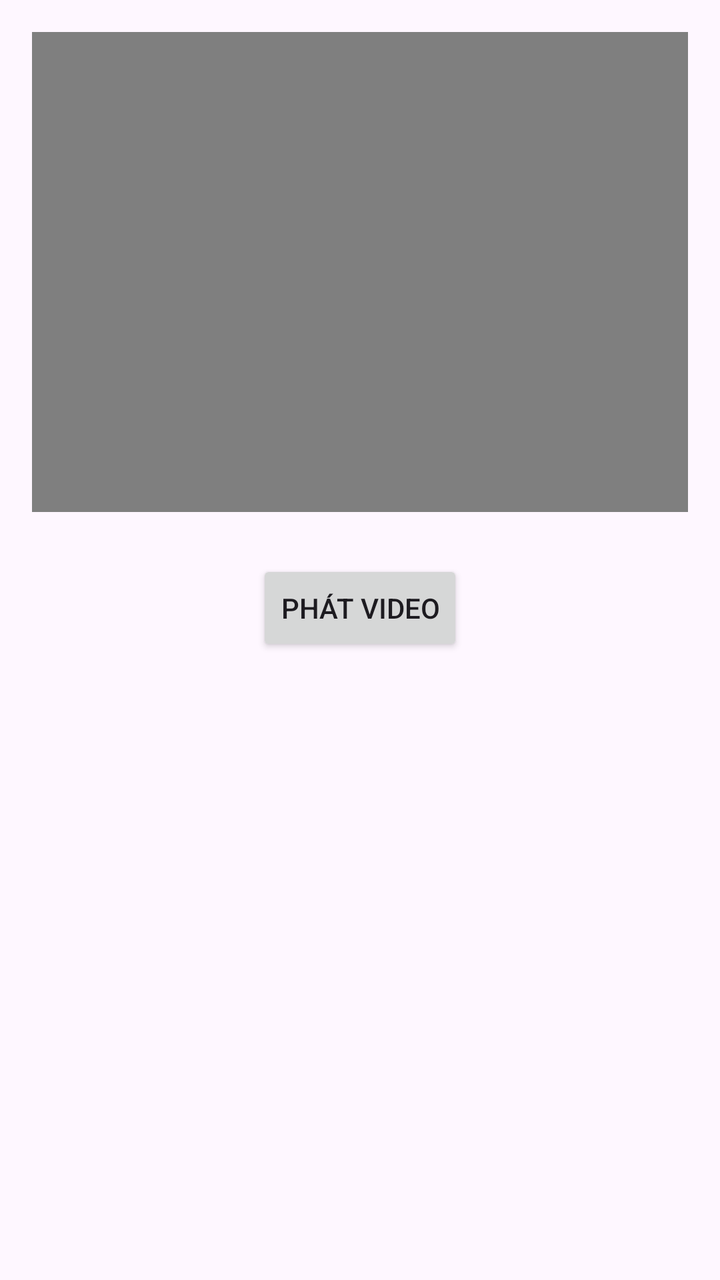
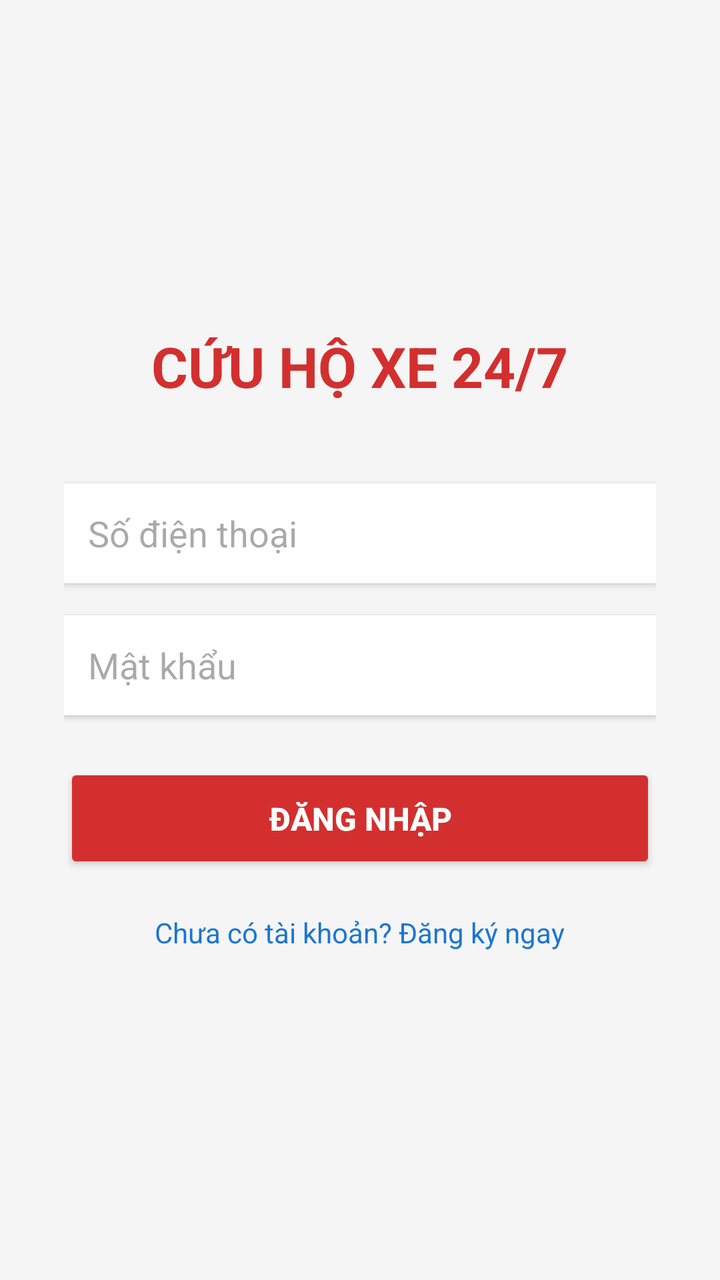

Before-and-after screenshots of an Android layout around one commit, followed by the original layout XML and the change that was made.
<!-- AndroidManifest.xml: application theme Theme.Appfirst -->
<!-- res/layout/activity_main.xml -->
<?xml version="1.0" encoding="utf-8"?>
<LinearLayout xmlns:android="http://schemas.android.com/apk/res/android"
    android:layout_width="match_parent"
    android:layout_height="match_parent"
    android:orientation="vertical"
    android:gravity="center_horizontal"
    android:padding="16dp">

    <VideoView
        android:id="@+id/videoView"
        android:layout_width="match_parent"
        android:layout_height="240dp"
        android:background="#000000" />

    <Button
        android:id="@+id/btnPlay"
        android:layout_width="wrap_content"
        android:layout_height="wrap_content"
        android:layout_marginTop="24dp"
        android:text="Phát Video" />

</LinearLayout>
<!-- resources referenced by this layout -->
<resources>
  <style name="Theme.Appfirst" parent="Base.Theme.Appfirst" />
  <style name="Base.Theme.Appfirst" parent="Theme.Material3.DayNight.NoActionBar">
          
          
      </style>
</resources>

<!-- the commit's change to res/layout/activity_main.xml (unified diff, before → after) -->
@@ -3,20 +3,59 @@
     android:layout_width="match_parent"
     android:layout_height="match_parent"
     android:orientation="vertical"
-    android:gravity="center_horizontal"
-    android:padding="16dp">
+    android:padding="32dp"
+    android:gravity="center"
+    android:background="#F5F5F5">
 
-    <VideoView
-        android:id="@+id/videoView"
+    <TextView
+        android:layout_width="wrap_content"
+        android:layout_height="wrap_content"
+        android:text="CỨU HỘ XE 24/7"
+        android:textSize="28sp"
+        android:textStyle="bold"
+        android:textColor="#D32F2F"
+        android:layout_marginBottom="40dp"/>
+
+    <EditText
+        android:id="@+id/edtPhone"
         android:layout_width="match_parent"
-        android:layout_height="240dp"
-        android:background="#000000" />
+        android:layout_height="50dp"
+        android:hint="Số điện thoại"
+        android:inputType="phone"
+        android:background="#FFFFFF"
+        android:padding="12dp"
+        android:layout_marginBottom="16dp"
+        android:elevation="2dp"/>
+
+    <EditText
+        android:id="@+id/edtPassword"
+        android:layout_width="match_parent"
+        android:layout_height="50dp"
+        android:hint="Mật khẩu"
+        android:inputType="textPassword"
+        android:background="#FFFFFF"
+        android:padding="12dp"
+        android:layout_marginBottom="24dp"
+        android:elevation="2dp"/>
 
     <Button
-        android:id="@+id/btnPlay"
+        android:id="@+id/btnLogin"
+        android:layout_width="match_parent"
+        android:layout_height="55dp"
+        android:text="ĐĂNG NHẬP"
+        android:textSize="16sp"
+        android:textStyle="bold"
+        android:backgroundTint="#D32F2F"
+        android:textColor="#FFFFFF"/>
+
+    <TextView
+        android:id="@+id/tvRegister"
         android:layout_width="wrap_content"
         android:layout_height="wrap_content"
-        android:layout_marginTop="24dp"
-        android:text="Phát Video" />
+        android:text="Chưa có tài khoản? Đăng ký ngay"
+        android:textColor="#1976D2"
+        android:layout_marginTop="20dp"
+        android:clickable="true"
+        android:focusable="true"/>
 
 </LinearLayout>
